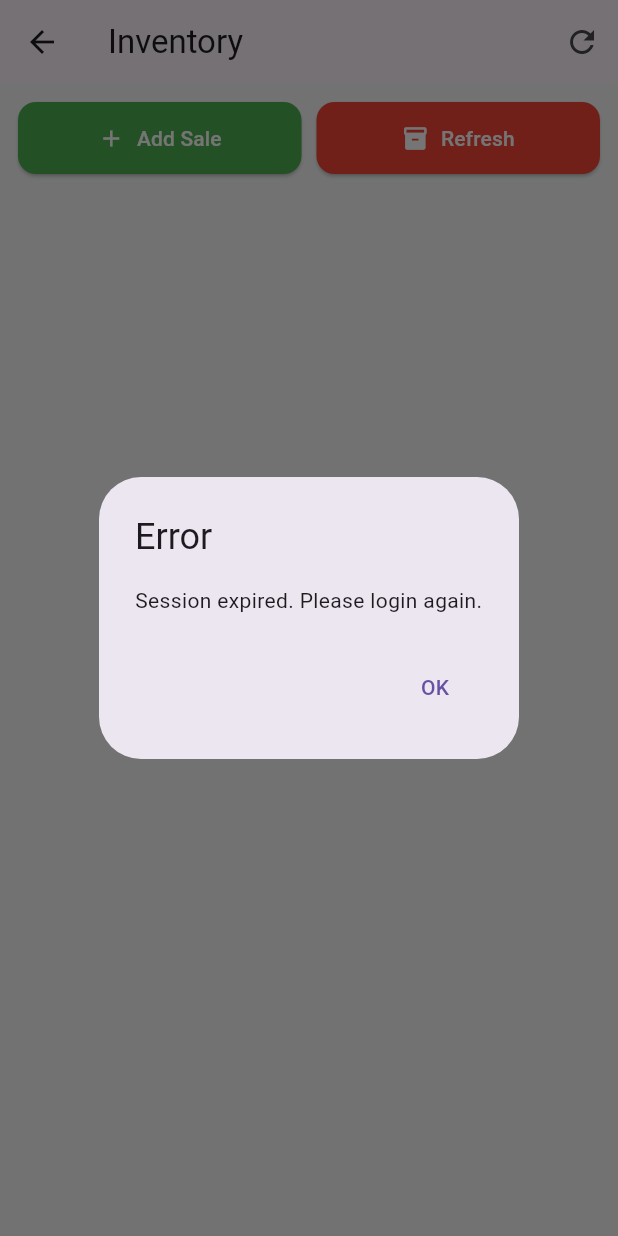
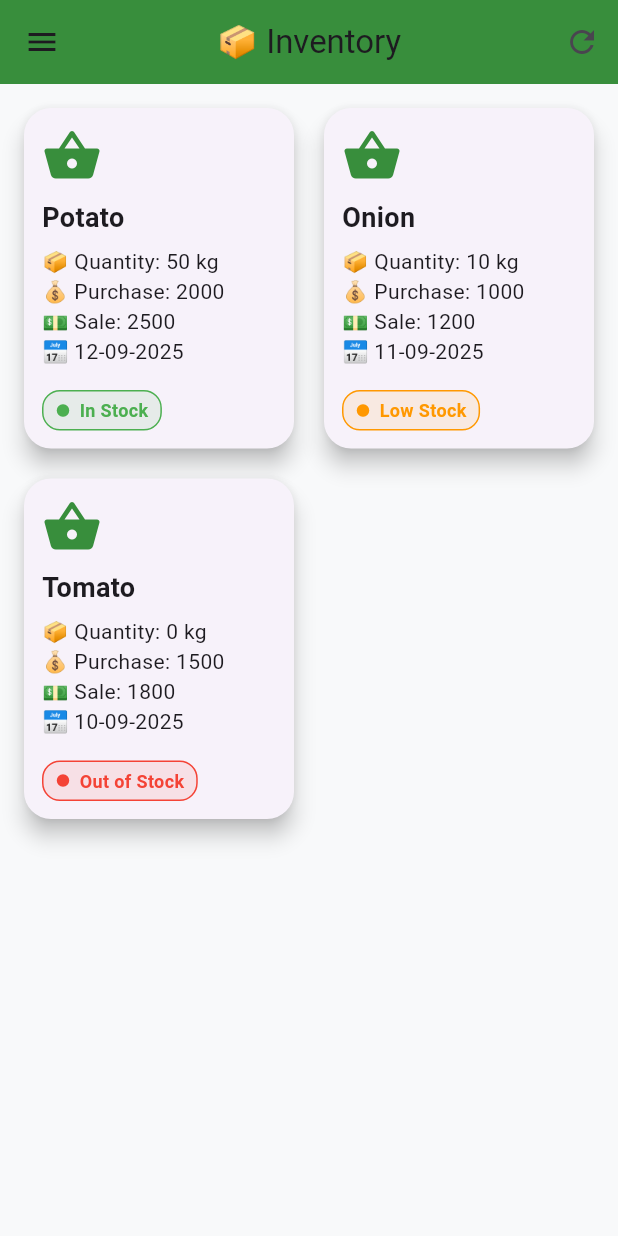
Before and after one commit to MandiMate/Mobile_App, a Flutter app: the InventoryScreen screen opened directly, on a phone screen of 412 x 824 dp. Run offline on Flutter 3.47's test engine with Material 3 defaults, Android fonts, the light colour scheme and no system bars; our stand-ins replace pdf, printing, shared_preferences; accounts and stored records are empty; Roboto replaces fonts that are missing (Poppins).

Commit message:
Modify an inventory screen

```diff
--- a/lib/screens/inventory_screen.dart
+++ b/lib/screens/inventory_screen.dart
@@ -1,8 +1,5 @@
-import 'dart:convert';
 import 'package:flutter/material.dart';
-import 'package:http/http.dart' as http;
-import 'package:intl/intl.dart';
-import 'package:shared_preferences/shared_preferences.dart';
+import 'package:mandimate_mobile_app/widgets/drawer.dart';
 
 class InventoryScreen extends StatefulWidget {
   const InventoryScreen({super.key});
@@ -12,324 +9,158 @@ class InventoryScreen extends StatefulWidget {
 }
 
 class _InventoryScreenState extends State<InventoryScreen> {
-  List inventory = [];
-  bool isLoading = false;
+  List<Map<String, dynamic>> inventory = [
+    {
+      "productName": "Potato",
+      "quantity": 50,
+      "unit": "kg",
+      "purchasePrice": 2000,
+      "salePrice": 2500,
+      "lastUpdated": "12-09-2025",
+      "status": "In Stock",
+    },
+    {
+      "productName": "Onion",
+      "quantity": 10,
+      "unit": "kg",
+      "purchasePrice": 1000,
+      "salePrice": 1200,
+      "lastUpdated": "11-09-2025",
+      "status": "Low Stock",
+    },
+    {
+      "productName": "Tomato",
+      "quantity": 0,
+      "unit": "kg",
+      "purchasePrice": 1500,
+      "salePrice": 1800,
+      "lastUpdated": "10-09-2025",
+      "status": "Out of Stock",
+    },
+  ];
 
-  @override
-  void initState() {
-    super.initState();
-    _fetchInventory();
-  }
-
-  Future<void> _fetchInventory() async {
-    try {
-      setState(() => isLoading = true);
-
-      final prefs = await SharedPreferences.getInstance();
-      final token = prefs.getString('token');
-      final seasonId = prefs.getString('seasonId');
-
-      if (token == null || seasonId == null) {
-        _showErrorDialog("Session expired. Please login again.");
-        return;
-      }
-
-      final response = await http.get(
-        Uri.parse(
-          "https://mandimatebackend.vercel.app/inventory?seasonId=$seasonId",
-        ),
-        headers: {
-          'Content-Type': 'application/json',
-          'Authorization': 'Bearer $token',
-        },
-      );
-
-      if (response.statusCode == 200) {
-        final decoded = json.decode(response.body);
-        setState(() {
-          inventory = decoded['data'];
-        });
-      } else {
-        _showErrorDialog("Failed to fetch inventory");
-      }
-    } catch (e) {
-      _showErrorDialog("Error: $e");
-    } finally {
-      setState(() => isLoading = false);
+  Color _getStatusColor(String status) {
+    switch (status) {
+      case "In Stock":
+        return Colors.green;
+      case "Low Stock":
+        return Colors.orange;
+      case "Out of Stock":
+        return Colors.red;
+      default:
+        return Colors.grey;
     }
   }
 
-  void _openSaleForm(Map<String, dynamic> product) {
-    showDialog(
-      context: context,
-      builder: (ctx) => SaleFormDialog(product: product),
-    );
-  }
-
-  void _showErrorDialog(String message) {
-    showDialog(
-      context: context,
-      builder:
-          (ctx) => AlertDialog(
-            title: const Text("Error"),
-            content: Text(message),
-            actions: [
-              TextButton(
-                onPressed: () => Navigator.pop(ctx),
-                child: const Text("OK"),
-              ),
-            ],
-          ),
-    );
+  /// Ye function data ko refresh karega (abhi demo ke liye shuffle kar rahe hain)
+  Future<void> _refreshInventory() async {
+    await Future.delayed(const Duration(seconds: 1));
+    setState(() {
+      inventory.shuffle(); // API call hoti to yahan se new data laate
+    });
   }
 
   @override
   Widget build(BuildContext context) {
     return Scaffold(
       appBar: AppBar(
-        title: const Text("Inventory"),
+        title: const Text("📦 Inventory"),
+        backgroundColor: Colors.green.shade700,
+        centerTitle: true,
         actions: [
           IconButton(
             icon: const Icon(Icons.refresh),
-            onPressed: _fetchInventory,
+            onPressed: _refreshInventory,
           ),
         ],
       ),
-      body:
-          isLoading
-              ? const Center(child: CircularProgressIndicator())
-              : Padding(
-                padding: const EdgeInsets.all(12),
+      drawer: const CustomDrawer(),
+      body: RefreshIndicator(
+        onRefresh: _refreshInventory,
+        child: Padding(
+          padding: const EdgeInsets.all(12.0),
+          child: GridView.builder(
+            itemCount: inventory.length,
+            gridDelegate: const SliverGridDelegateWithFixedCrossAxisCount(
+              crossAxisCount: 2, // 2 cards per row
+              childAspectRatio: 0.8,
+              crossAxisSpacing: 12,
+              mainAxisSpacing: 12,
+            ),
+            itemBuilder: (context, index) {
+              final item = inventory[index];
+              return Card(
+                elevation: 6,
+                shape: RoundedRectangleBorder(
+                  borderRadius: BorderRadius.circular(18),
+                ),
+                child: Padding(
+                  padding: const EdgeInsets.all(12.0),
                   child: Column(
+                    crossAxisAlignment: CrossAxisAlignment.start,
                     children: [
-                    Row(
-                      children: [
-                        Expanded(
-                          child: ElevatedButton.icon(
-                            style: ElevatedButton.styleFrom(
-                              backgroundColor: Colors.green,
-                              padding: const EdgeInsets.symmetric(vertical: 14),
-                              shape: RoundedRectangleBorder(
-                                borderRadius: BorderRadius.circular(12),
+                      Icon(
+                        Icons.shopping_basket,
+                        size: 40,
+                        color: Colors.green.shade700,
+                      ),
+                      const SizedBox(height: 8),
+                      Text(
+                        item["productName"],
+                        style: const TextStyle(
+                          fontSize: 18,
+                          fontWeight: FontWeight.bold,
                         ),
                       ),
-                            icon: const Icon(Icons.add, color: Colors.white),
-                            label: const Text(
-                              "Add Sale",
-                              style: TextStyle(color: Colors.white),
+                      const SizedBox(height: 6),
+                      Text("📦 Quantity: ${item["quantity"]} ${item["unit"]}"),
+                      Text("💰 Purchase: ${item["purchasePrice"]}"),
+                      Text("💵 Sale: ${item["salePrice"]}"),
+                      Text("📅 ${item["lastUpdated"]}"),
+                      const Spacer(),
+                      Container(
+                        padding: const EdgeInsets.symmetric(
+                          vertical: 4,
+                          horizontal: 8,
                         ),
-                            onPressed: () {
-                              _openSaleForm({});
-                            },
+                        decoration: BoxDecoration(
+                          color: _getStatusColor(
+                            item["status"],
+                          ).withOpacity(0.1),
+                          borderRadius: BorderRadius.circular(12),
+                          border: Border.all(
+                            color: _getStatusColor(item["status"]),
+                            width: 1,
                           ),
                         ),
-                        const SizedBox(width: 10),
-                        Expanded(
-                          child: ElevatedButton.icon(
-                            style: ElevatedButton.styleFrom(
-                              backgroundColor: Colors.red,
-                              padding: const EdgeInsets.symmetric(vertical: 14),
-                              shape: RoundedRectangleBorder(
-                                borderRadius: BorderRadius.circular(12),
+                        child: Row(
+                          mainAxisSize: MainAxisSize.min,
+                          children: [
+                            Icon(
+                              Icons.circle,
+                              size: 10,
+                              color: _getStatusColor(item["status"]),
                             ),
-                            ),
-                            icon: const Icon(
-                              Icons.inventory,
-                              color: Colors.white,
-                            ),
-                            label: const Text(
-                              "Refresh",
-                              style: TextStyle(color: Colors.white),
-                            ),
-                            onPressed: _fetchInventory,
+                            const SizedBox(width: 6),
+                            Text(
+                              item["status"],
+                              style: TextStyle(
+                                fontSize: 12,
+                                color: _getStatusColor(item["status"]),
+                                fontWeight: FontWeight.bold,
                               ),
                             ),
                           ],
-                    ),
-                    const SizedBox(height: 16),
-                    Expanded(
-                      child:
-                          inventory.isEmpty
-                              ? const Center(child: Text("No inventory found"))
-                              : ListView.builder(
-                                itemCount: inventory.length,
-                                itemBuilder: (ctx, i) {
-                                  final item = inventory[i];
-                                  return _inventoryCard(item);
-                                },
                         ),
                       ),
                     ],
                   ),
                 ),
               );
-  }
-
-  Widget _inventoryCard(Map<String, dynamic> item) {
-    return Container(
-      margin: const EdgeInsets.symmetric(vertical: 8),
-      decoration: BoxDecoration(
-        color: Colors.white,
-        borderRadius: BorderRadius.circular(12),
-        boxShadow: [
-          BoxShadow(
-            color: Colors.black.withOpacity(0.06),
-            blurRadius: 10,
-            offset: const Offset(0, 4),
-          ),
-        ],
-      ),
-      child: Column(
-        children: [
-          ListTile(
-            leading: const Icon(Icons.local_florist, color: Colors.green),
-            title: Text(
-              item['productName'] ?? "Unknown",
-              style: const TextStyle(fontWeight: FontWeight.bold),
-            ),
-            subtitle: Text("Unit: ${item['baseUnit']}"),
-            trailing: IconButton(
-              icon: const Icon(Icons.point_of_sale, color: Colors.green),
-              onPressed: () => _openSaleForm(item),
+            },
           ),
         ),
-          Divider(height: 1, color: Colors.grey[300]),
-          Padding(
-            padding: const EdgeInsets.all(12),
-            child: Column(
-              children: [
-                _detailRow("Total Purchased", "${item['totalPurchasedQty']}"),
-                _detailRow("Total Sold", "${item['totalSoldQty']}"),
-                _detailRow("Current Qty", "${item['currentQty']}"),
-              ],
-            ),
-          ),
-        ],
-      ),
-    );
-  }
-
-  Widget _detailRow(String label, String value) {
-    return Padding(
-      padding: const EdgeInsets.symmetric(vertical: 4),
-      child: Row(
-        mainAxisAlignment: MainAxisAlignment.spaceBetween,
-        children: [
-          Text(
-            label,
-            style: const TextStyle(
-              fontWeight: FontWeight.w600,
-              color: Colors.grey,
-            ),
-          ),
-          Text(value, style: const TextStyle(fontWeight: FontWeight.w500)),
-        ],
       ),
     );
   }
 }
-
-class SaleFormDialog extends StatefulWidget {
-  final Map<String, dynamic> product;
-  const SaleFormDialog({super.key, required this.product});
-
-  @override
-  State<SaleFormDialog> createState() => _SaleFormDialogState();
-}
-
-class _SaleFormDialogState extends State<SaleFormDialog> {
-  final _formKey = GlobalKey<FormState>();
-  final _quantityCtrl = TextEditingController();
-  final _unitPriceCtrl = TextEditingController();
-  final _customerCtrl = TextEditingController();
-  DateTime? _selectedDate;
-
-  @override
-  Widget build(BuildContext context) {
-    return AlertDialog(
-      shape: RoundedRectangleBorder(borderRadius: BorderRadius.circular(15)),
-      title: const Text("Add Sale"),
-      content: SingleChildScrollView(
-        child: Form(
-          key: _formKey,
-          child: Column(
-            children: [
-              Text(widget.product['productName'] ?? "Select product"),
-              const SizedBox(height: 10),
-              TextFormField(
-                controller: _quantityCtrl,
-                decoration: const InputDecoration(
-                  labelText: "Quantity",
-                  prefixIcon: Icon(Icons.scale),
-                ),
-                keyboardType: TextInputType.number,
-              ),
-              const SizedBox(height: 10),
-              TextFormField(
-                controller: _unitPriceCtrl,
-                decoration: const InputDecoration(
-                  labelText: "Unit Price",
-                  prefixIcon: Icon(Icons.attach_money),
-                ),
-                keyboardType: TextInputType.number,
-              ),
-              const SizedBox(height: 10),
-              TextFormField(
-                controller: _customerCtrl,
-                decoration: const InputDecoration(
-                  labelText: "Customer Name",
-                  prefixIcon: Icon(Icons.person),
-                ),
-              ),
-              const SizedBox(height: 10),
-              Row(
-                children: [
-                  Expanded(
-                    child: Text(
-                      _selectedDate == null
-                          ? "Select Sale Date"
-                          : DateFormat('dd MMM yyyy').format(_selectedDate!),
-                    ),
-                  ),
-                  IconButton(
-                    icon: const Icon(Icons.calendar_today),
-                    onPressed: () async {
-                      final picked = await showDatePicker(
-                        context: context,
-                        initialDate: DateTime.now(),
-                        firstDate: DateTime(2020),
-                        lastDate: DateTime(2030),
-                      );
-                      if (picked != null) {
-                        setState(() {
-                          _selectedDate = picked;
-                        });
-                      }
-                    },
-                  ),
-                ],
-              ),
-            ],
-          ),
-        ),
-      ),
-      actions: [
-        TextButton(
-          onPressed: () => Navigator.pop(context),
-          child: const Text("Cancel"),
-        ),
-        ElevatedButton(
-          onPressed: () {
-            if (_formKey.currentState!.validate()) {
-              Navigator.pop(context); // Abhi sirf band hoga
-              ScaffoldMessenger.of(context).showSnackBar(
-                const SnackBar(content: Text("Sale form submitted (demo)")),
-              );
-            }
-          },
-          child: const Text("Submit"),
-        ),
-      ],
-    );
-  }
-}
--- a/lib/widgets/drawer.dart
+++ b/lib/widgets/drawer.dart
@@ -107,7 +107,7 @@ class CustomDrawer extends StatelessWidget {
                         Navigator.push(
                           context,
                           MaterialPageRoute(
-                            builder: (context) => const InventoryPage(),
+                            builder: (context) => InventoryScreen(),
                           ),
                         );
                       },
```
Lines whose indentation alone changed are shown as unchanged.
